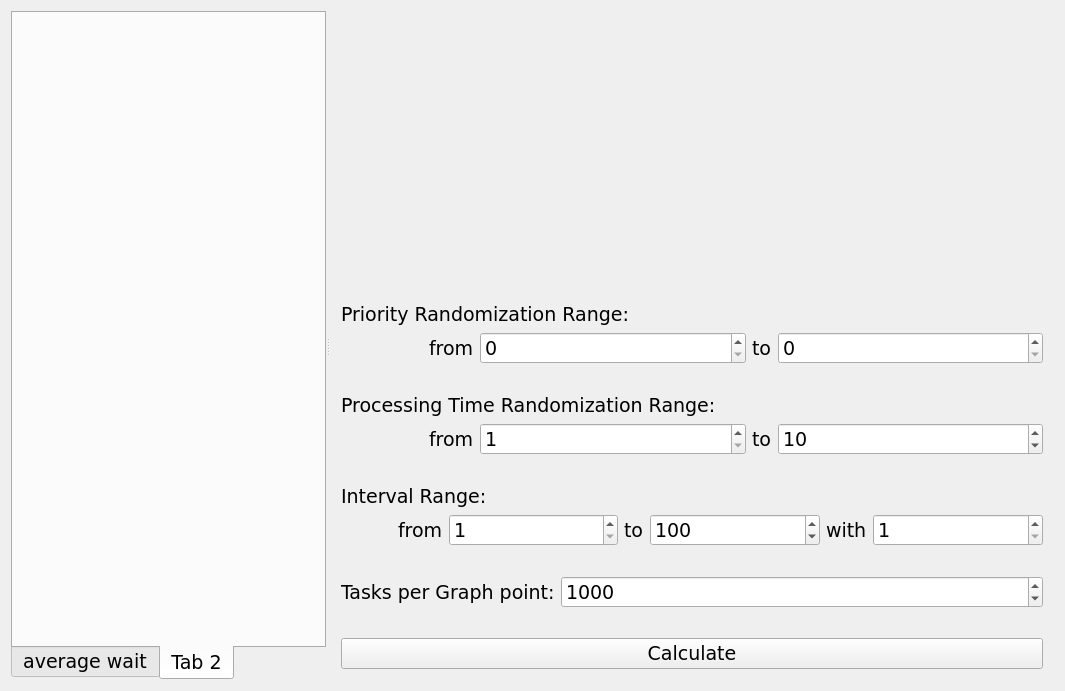
This is Lab3/gui/gui.ui in JC-labs/Operating_System_Labs as Qt 5 draws it before an edit. The edited form follows.
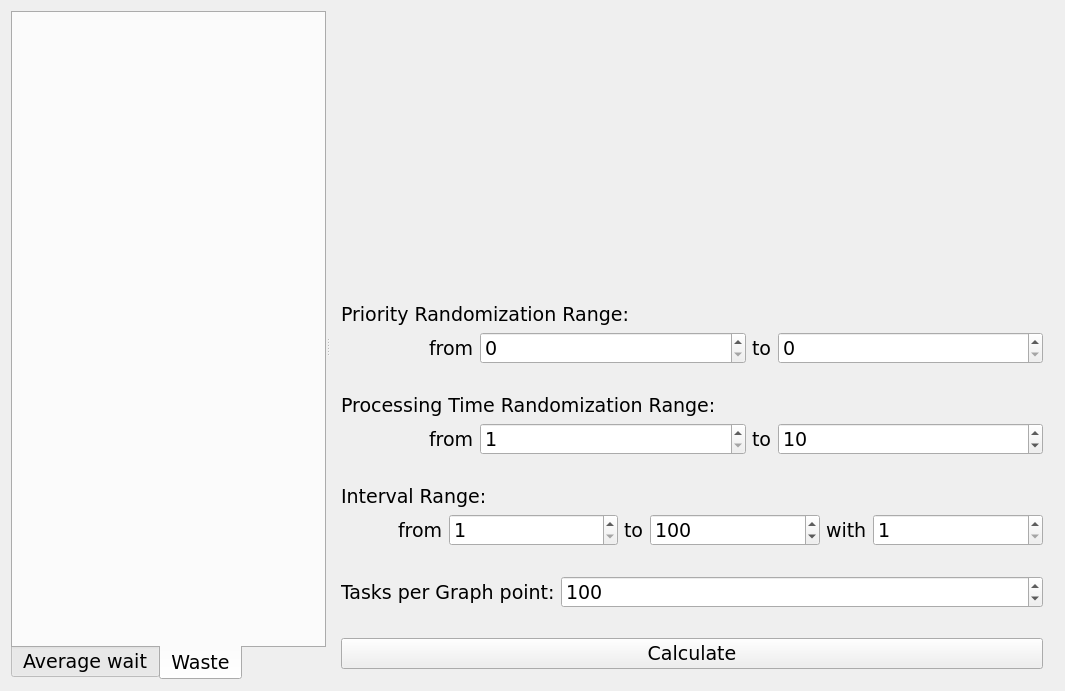
This is the edited form. The open tabs and pages were chosen to show the change.

```diff
--- a/Lab3/gui/gui.ui
+++ b/Lab3/gui/gui.ui
@@ -46,7 +46,7 @@
       </property>
       <widget class="QWidget" name="tab">
        <attribute name="title">
-        <string>average wait</string>
+        <string>Average wait</string>
        </attribute>
        <layout class="QHBoxLayout" name="horizontalLayout_4">
         <item>
@@ -56,7 +56,7 @@
       </widget>
       <widget class="QWidget" name="tab_2">
        <attribute name="title">
-        <string>Tab 2</string>
+        <string>Waste</string>
        </attribute>
       </widget>
      </widget>
@@ -305,7 +305,7 @@
             <number>32767</number>
            </property>
            <property name="value">
-            <number>1000</number>
+            <number>100</number>
            </property>
           </widget>
          </item>
```
Left out of the diff: 7 changed lines with no effect on the pictures.
